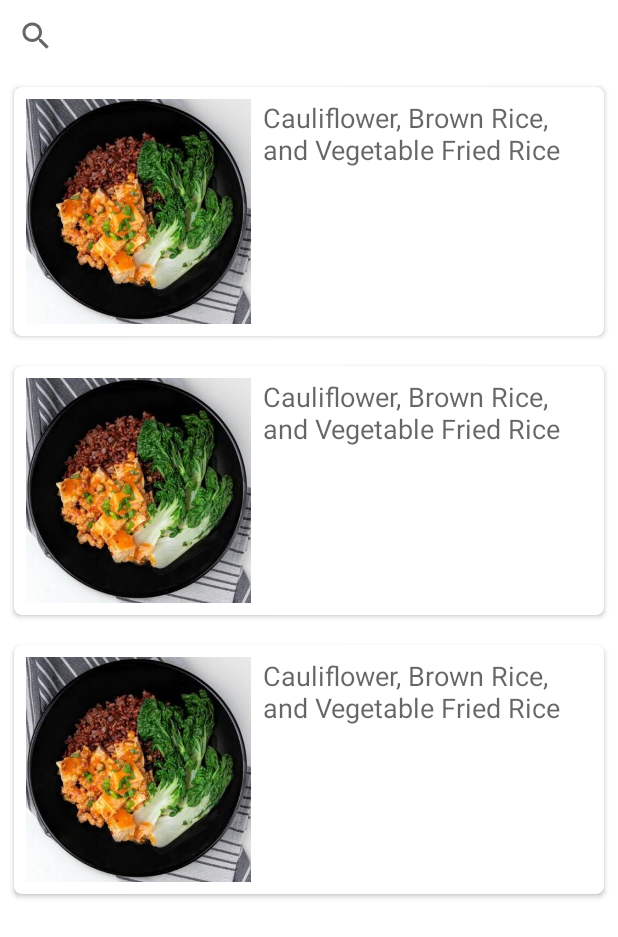
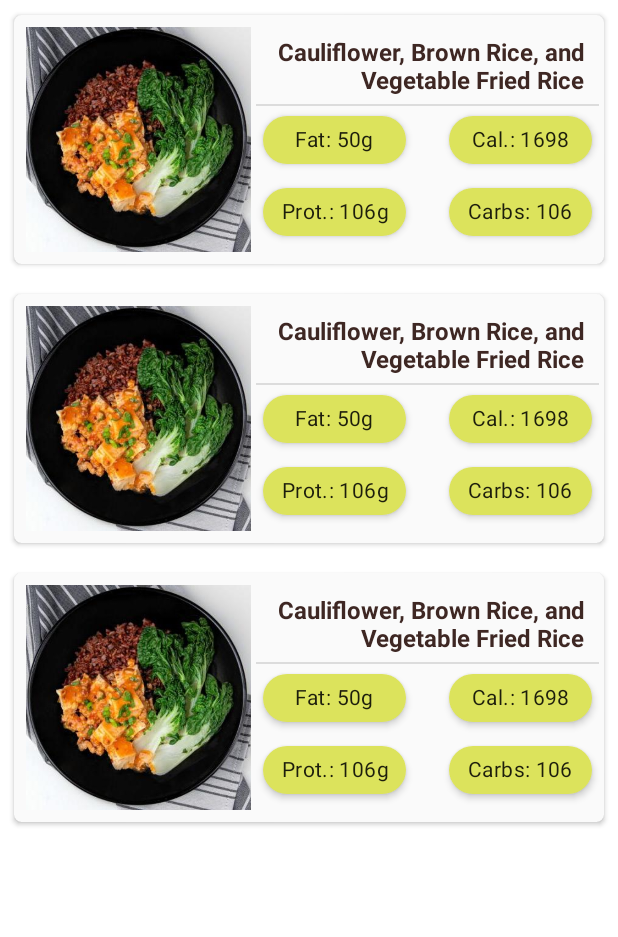
Before and after one commit to raneric/eat-cal, an Android app: the layout fragment_find.xml on its own in the app's theme, with its tools: preview values and no code run, on a phone screen of 412 x 824 dp. Shown: the top 937 px of the screen. Run offline under Robolectric (Android 15) with nearby library versions, the phone set to English and light mode, and no system bars.

Commit message:
add chip for nutriment

```diff
--- a/app/build.gradle
+++ b/app/build.gradle
@@ -21,8 +21,8 @@ android {
 
         testInstrumentationRunner "androidx.test.runner.AndroidJUnitRunner"
 
-        buildConfigField("String", "SPOONACULAR_API_KEY", apikeyProperties['SPOONACULAR_API_KEY'])
-        buildConfigField("String", "SPOONACULAR_BASE_URL", apikeyProperties['SPOONACULAR_BASE_URL'])
+        buildConfigField("String", "API_KEY", apikeyProperties['API_KEY'])
+        buildConfigField("String", "BASE_URL", apikeyProperties['BASE_URL'])
     }
 
     buildTypes {
--- a/app/src/main/java/com/sgg/eatcal/model/Recipe.kt
+++ b/app/src/main/java/com/sgg/eatcal/model/Recipe.kt
@@ -4,5 +4,9 @@ data class Recipe(
         val id: Int,
         val title: String,
         val image: String,
-        val imageType: String) {
+        val imageType: String,
+        val calories: Int,
+        val protein: String,
+        val fat: String,
+        val carbs: String) {
 }
--- a/app/src/main/java/com/sgg/eatcal/service/SpoonacularService.kt
+++ b/app/src/main/java/com/sgg/eatcal/service/RecipeService.kt
@@ -2,7 +2,6 @@ package com.sgg.eatcal.service
 
 import com.sgg.eatcal.BuildConfig
 import com.sgg.eatcal.model.Recipe
-import com.sgg.eatcal.model.Results
 import com.squareup.moshi.Moshi
 import com.squareup.moshi.kotlin.reflect.KotlinJsonAdapterFactory
 import okhttp3.OkHttpClient
@@ -10,8 +9,9 @@ import okhttp3.logging.HttpLoggingInterceptor
 import retrofit2.Retrofit
 import retrofit2.converter.moshi.MoshiConverterFactory
 import retrofit2.http.GET
+import retrofit2.http.Query
 
-private val BASE_URL = BuildConfig.SPOONACULAR_BASE_URL
+private const val BASE_URL = BuildConfig.BASE_URL
 
 private val moshiConverter = Moshi.Builder()
         .add(KotlinJsonAdapterFactory())
@@ -29,11 +29,11 @@ private val retrofit = Retrofit.Builder()
         .client(client)
         .build()
 
-interface SpoonacularService {
-    @GET("complexSearch?apiKey=${BuildConfig.SPOONACULAR_API_KEY}")
-    suspend fun testRequst(): Results
+interface RecipeService {
+    @GET("findByNutrients?apiKey=${BuildConfig.API_KEY}")
+    suspend fun findByFat(@Query(value = "maxFat") maxFat: Int): List<Recipe>
 }
 
-object SpoonacularApi {
-    val spoonacularService: SpoonacularService by lazy { retrofit.create(SpoonacularService::class.java) }
+object RecipeApi {
+    val recipeService: RecipeService by lazy { retrofit.create(RecipeService::class.java) }
 }
--- a/app/src/main/java/com/sgg/eatcal/viewmodel/RecipeViewModel.kt
+++ b/app/src/main/java/com/sgg/eatcal/viewmodel/RecipeViewModel.kt
@@ -6,7 +6,7 @@ import androidx.lifecycle.MutableLiveData
 import androidx.lifecycle.ViewModel
 import androidx.lifecycle.viewModelScope
 import com.sgg.eatcal.model.Recipe
-import com.sgg.eatcal.service.SpoonacularApi
+import com.sgg.eatcal.service.RecipeApi
 import kotlinx.coroutines.launch
 
 class RecipeViewModel : ViewModel() {
@@ -23,8 +23,7 @@ class RecipeViewModel : ViewModel() {
         viewModelScope.launch {
 
             try {
-                _recipes.value = SpoonacularApi.spoonacularService.testRequst().results
-                Log.d("Retrofit error", recipes.value!!.get(0).title)
+                _recipes.value = RecipeApi.recipeService.findByFat(25)
             } catch (e: Exception) {
                 Log.d("Retrofit ok", e.toString())
             }
--- a/app/src/main/res/layout/fragment_find.xml
+++ b/app/src/main/res/layout/fragment_find.xml
@@ -10,16 +10,12 @@
             type="com.sgg.eatcal.viewmodel.RecipeViewModel" />
     </data>
 
-    <androidx.appcompat.widget.LinearLayoutCompat
+    <FrameLayout
         android:id="@+id/findFragment"
         android:layout_width="match_parent"
         android:layout_height="match_parent"
         android:orientation="vertical"
         tools:context=".ui.FindFragment">
-
-        <SearchView
-            android:layout_width="match_parent"
-            android:layout_height="wrap_content" />
 
         <androidx.recyclerview.widget.RecyclerView
             android:id="@+id/receipList"
@@ -27,5 +23,5 @@
             android:layout_height="match_parent"
             app:recipeList="@{viewModel.recipes}"
             tools:listitem="@layout/receip_list_item" />
-    </androidx.appcompat.widget.LinearLayoutCompat>
+    </FrameLayout>
 </layout>
--- a/app/src/main/res/layout/receip_list_item.xml
+++ b/app/src/main/res/layout/receip_list_item.xml
@@ -4,6 +4,7 @@
     xmlns:tools="http://schemas.android.com/tools">
 
     <data>
+
         <variable
             name="receip"
             type="com.sgg.eatcal.model.Recipe" />
@@ -17,7 +18,7 @@
         <androidx.cardview.widget.CardView
             android:layout_width="match_parent"
             android:layout_height="match_parent"
-            app:cardBackgroundColor="#FFFFFF"
+            app:cardBackgroundColor="@color/grey_100"
             app:cardCornerRadius="@dimen/card_border_radius"
             app:cardPreventCornerOverlap="true"
             app:cardUseCompatPadding="true">
@@ -48,13 +49,91 @@
                     android:layout_marginStart="8dp"
                     android:layout_marginTop="8dp"
                     android:layout_marginEnd="8dp"
+                    android:fontFamily="sans-serif"
+                    android:padding="@dimen/padding_list_item"
                     android:text="Cauliflower, Brown Rice, and Vegetable Fried Rice"
+                    android:textAlignment="textEnd"
                     android:textAppearance="@style/TextAppearance.AppCompat.Medium"
+                    android:textColor="@color/primaryTextColor"
+                    android:textSize="16sp"
+                    android:textStyle="bold"
                     app:layout_constrainedWidth="true"
                     app:layout_constraintEnd_toEndOf="parent"
                     app:layout_constraintStart_toEndOf="@+id/imageView"
                     app:layout_constraintTop_toTopOf="parent" />
 
+                <com.google.android.material.chip.Chip
+                    android:id="@+id/chip_fat"
+                    android:layout_width="@dimen/chip_width"
+                    android:layout_height="wrap_content"
+                    android:layout_marginStart="8dp"
+                    android:elevation="@dimen/chip_elevation"
+                    android:text="@{@string/label_fat_chip(receip.fat)}"
+                    android:textAlignment="center"
+                    android:textStyle="bold"
+                    app:chipSurfaceColor="@color/secondary_light"
+                    app:layout_constraintEnd_toEndOf="parent"
+                    app:layout_constraintHorizontal_bias="0.0"
+                    app:layout_constraintStart_toEndOf="@+id/imageView"
+                    app:layout_constraintTop_toBottomOf="@+id/receipTitle"
+                    tools:text="Fat: 50g" />
+
+                <com.google.android.material.chip.Chip
+                    android:id="@+id/chip_calories"
+                    android:layout_width="@dimen/chip_width"
+                    android:layout_height="wrap_content"
+                    android:layout_marginEnd="8dp"
+                    android:elevation="@dimen/chip_elevation"
+                    android:text="@{@string/label_calories_chip(receip.calories)}"
+                    android:textAlignment="center"
+                    app:chipSurfaceColor="@color/secondary_light"
+                    app:layout_constraintEnd_toEndOf="parent"
+                    app:layout_constraintHorizontal_bias="1.0"
+                    app:layout_constraintStart_toEndOf="@+id/imageView"
+                    app:layout_constraintTop_toBottomOf="@+id/receipTitle"
+                    tools:text="Cal.: 1698" />
+
+                <com.google.android.material.chip.Chip
+                    android:id="@+id/chip_protein"
+                    android:layout_width="@dimen/chip_width"
+                    android:layout_height="wrap_content"
+                    android:layout_marginStart="8dp"
+                    android:elevation="@dimen/chip_elevation"
+                    android:text="@{@string/label_protein_chip(receip.protein)}"
+                    android:textAlignment="center"
+                    app:chipSurfaceColor="@color/secondary_light"
+                    app:layout_constraintEnd_toEndOf="parent"
+                    app:layout_constraintHorizontal_bias="0.0"
+                    app:layout_constraintStart_toEndOf="@+id/imageView"
+                    app:layout_constraintTop_toBottomOf="@+id/chip_fat"
+                    tools:text="Prot.: 106g" />
+
+                <com.google.android.material.chip.Chip
+                    android:id="@+id/chip_carbs"
+                    android:layout_width="@dimen/chip_width"
+                    android:layout_height="wrap_content"
+                    android:layout_marginEnd="8dp"
+                    android:elevation="@dimen/chip_elevation"
+                    android:text="@{@string/label_carbs_chip(receip.carbs)}"
+                    android:textAlignment="center"
+                    app:chipSurfaceColor="@color/secondary_light"
+                    app:layout_constraintEnd_toEndOf="parent"
+                    app:layout_constraintHorizontal_bias="1.0"
+                    app:layout_constraintStart_toEndOf="@+id/imageView"
+                    app:layout_constraintTop_toBottomOf="@+id/chip_calories"
+                    tools:text="Carbs: 106g" />
+
+                <View
+                    android:id="@+id/divider2"
+                    android:layout_width="0dp"
+                    android:layout_height="1dp"
+                    android:layout_marginStart="3dp"
+                    android:layout_marginEnd="3dp"
+                    android:background="?android:attr/listDivider"
+                    app:layout_constraintEnd_toEndOf="parent"
+                    app:layout_constraintStart_toEndOf="@+id/imageView"
+                    app:layout_constraintTop_toBottomOf="@+id/receipTitle" />
+
             </androidx.constraintlayout.widget.ConstraintLayout>
         </androidx.cardview.widget.CardView>
     </FrameLayout>
--- a/app/src/main/res/values/colors.xml
+++ b/app/src/main/res/values/colors.xml
@@ -12,8 +12,11 @@
     <color name="amber_700">#ff8f00</color>
     <color name="lime_600">#c0ca33</color>
     <color name="lime_700">#afb42b</color>
+    <color name="grey_100">#fafafa</color>
+    <color name="lime_100">#f9fbe7</color>
     <color name="amber_a700">#ffab00</color>
     <color name="amber_custom">#DD8500</color>
+    <color name="amber_100">#fff8e1</color>
     <color name="primaryTextColor">#3e2723</color>
     <color name="secondaryTextColor">#212121</color>
 </resources>
--- a/app/src/main/res/values/dimens.xml
+++ b/app/src/main/res/values/dimens.xml
@@ -3,4 +3,6 @@
     <dimen name="card_elevation">16dp</dimen>
     <dimen name="padding_list_item">5dp</dimen>
     <dimen name="card_border_radius">5dp</dimen>
+    <dimen name="chip_width">95dp</dimen>
+    <dimen name="chip_elevation">3dp</dimen>
 </resources>
--- a/app/src/main/res/values/strings.xml
+++ b/app/src/main/res/values/strings.xml
@@ -3,12 +3,14 @@
     <string name="tittle_home_bottom_nav">Home</string>
     <string name="tittle_find_bottom_nav">Find</string>
     <string name="tittle_recent_bottom_nav">Favoris</string>
-    <string name="tittle_profile_bottom_nav">Profil</string>
-    <!-- TODO: Remove or change this placeholder text -->
-    <string name="hello_blank_fragment">Hello blank fragment</string>
+    <string name="tittle_profile_bottom_nav">Profile</string>
     <string name="label_home">Home</string>
     <string name="label_find">Find</string>
     <string name="label_recent">Recent</string>
     <string name="label_profile">Profile</string>
     <string name="food_picture">Food picture</string>
+    <string name="label_fat_chip">Fat: %1$s</string>
+    <string name="label_calories_chip">Cal.: %1$d</string>
+    <string name="label_protein_chip">Prot.: %1$s</string>
+    <string name="label_carbs_chip">Carbs: %1$s</string>
 </resources>
```
Also changed, not shown: app/src/main/res/drawable/fat.png (added).
